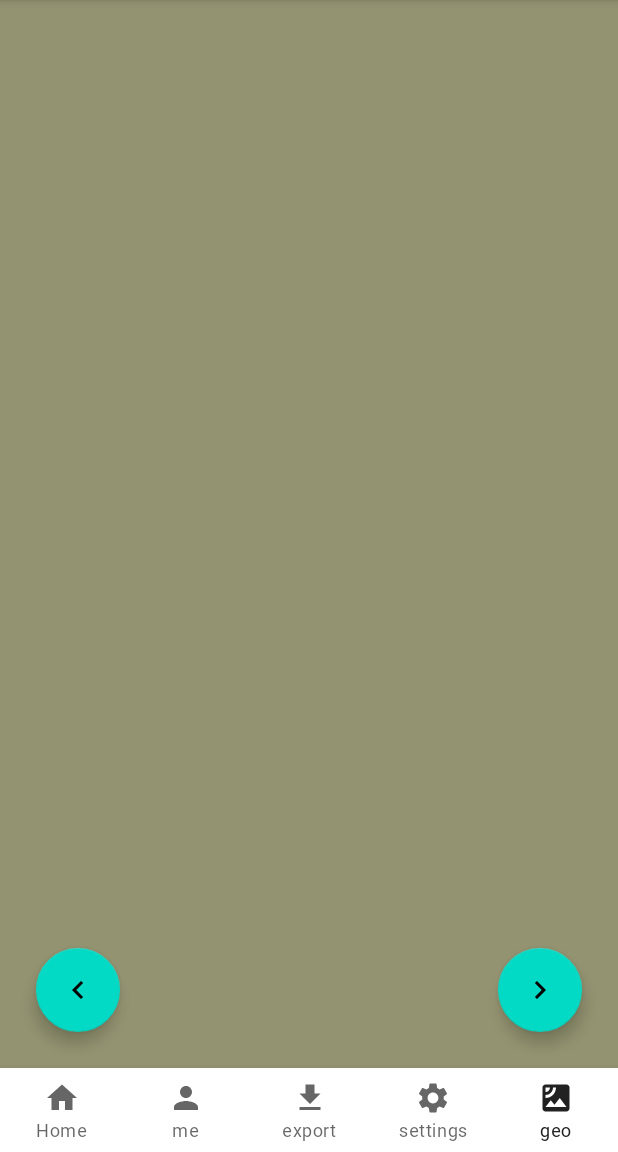
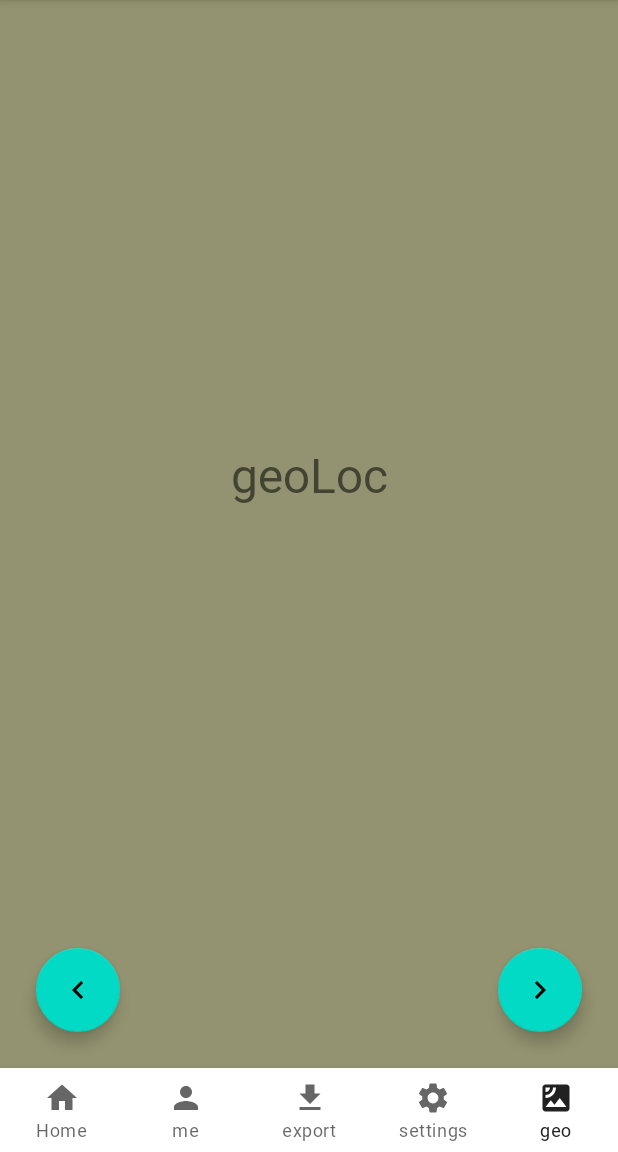
Before and after one commit to ufehembach/TickTrax_GEO, an Android app: the GEO_Fragment screen opened through its navigation route, on a phone screen of 412 x 824 dp, the part 84-1236 px from its top. Run offline under Robolectric (Android 15) with nearby library versions, the phone set to English and light mode, and no system bars; our stand-ins replace Room's generated code, navigation-ui; 1 statement that could not run was skipped.

```diff
--- a/app/src/main/java/de/ticktrax/de.ticktrax.ticktrax_geo/MainActivity.kt
+++ b/app/src/main/java/de/ticktrax/de.ticktrax.ticktrax_geo/MainActivity.kt
@@ -31,7 +31,7 @@ class MainActivity : AppCompatActivity() {
 
     // ufe stuff
     init {
-        Log.d("ufe-geo", "bla")
+        Log.d("ufe-geo", "mainactivity init")
     }
 
     private lateinit var hamDrawerLayout: DrawerLayout
@@ -137,6 +137,7 @@ class MainActivity : AppCompatActivity() {
 
     override fun onStart() {
         super.onStart()
+        Log.d ("ufe-geo", "main on start, sent start intend")
         Intent(applicationContext, LocationService::class.java).apply {
             action = LocationService.ACTION_START
             startService(this)
@@ -144,6 +145,7 @@ class MainActivity : AppCompatActivity() {
     }
 
     override fun onStop() {
+        Log.d ("ufe-geo", "main on stop, sent stop intend")
         Intent(applicationContext, LocationService::class.java).apply {
             action = LocationService.ACTION_STOP
             startService(this)
--- a/app/src/main/java/de/ticktrax/de.ticktrax.ticktrax_geo/ui/GEO_Fragment.kt
+++ b/app/src/main/java/de/ticktrax/de.ticktrax.ticktrax_geo/ui/GEO_Fragment.kt
@@ -11,6 +11,7 @@ import android.view.ViewGroup
 import android.widget.Button
 import android.widget.TextView
 import androidx.navigation.fragment.findNavController
+import de.ticktrax.de.ticktrax.ticktrax_geo.location.LocationService
 import de.ticktrax.ticktrax_geo.R
 import de.ticktrax.ticktrax_geo.databinding.FragmentGEOBinding
 
@@ -28,6 +29,7 @@ class GEO_Fragment : Fragment() {
     override fun onViewCreated(view: View, savedInstanceState: Bundle?) {
         super.onViewCreated(view, savedInstanceState)
 
+   //     LocationService.geoLocation.Observe
         binding.nextFAB.setOnClickListener {
             val navController = findNavController()
             navController.navigate(GEO_FragmentDirections.actionGEOFragment2ToMeFragment2())
--- a/app/src/main/res/layout/fragment_g_e_o.xml
+++ b/app/src/main/res/layout/fragment_g_e_o.xml
@@ -9,6 +9,16 @@
     tools:context=".ui.GEO_Fragment">
 
 
+    <TextView
+        android:id="@+id/GeoLocTV"
+        android:layout_width="wrap_content"
+        android:layout_height="wrap_content"
+        android:text="geoLoc"
+        android:textSize="32sp"
+        app:layout_constraintBottom_toTopOf="@+id/nextFAB"
+        app:layout_constraintEnd_toEndOf="parent"
+        app:layout_constraintStart_toStartOf="parent"
+        app:layout_constraintTop_toTopOf="parent" />
 
     <com.google.android.material.floatingactionbutton.FloatingActionButton
         android:id="@+id/prevFAB"
```
Also changed, not shown: app/src/main/java/de/ticktrax/de.ticktrax.ticktrax_geo/location/LocationService.kt (+109 -11 lines).
